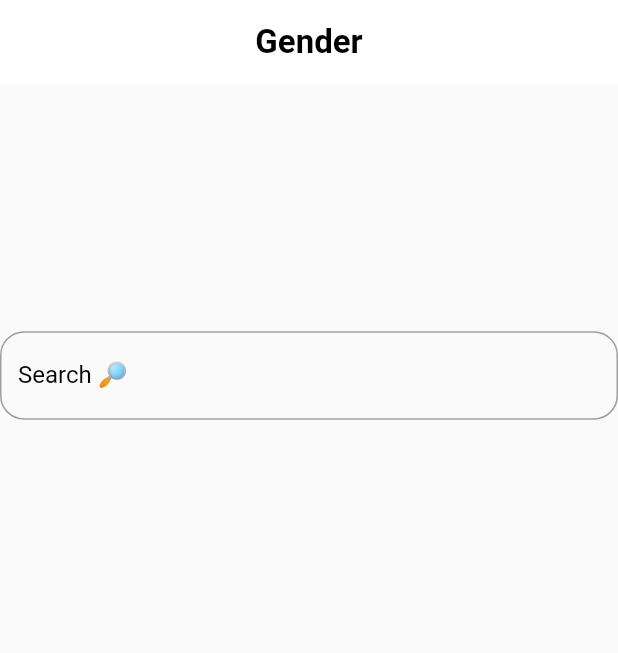
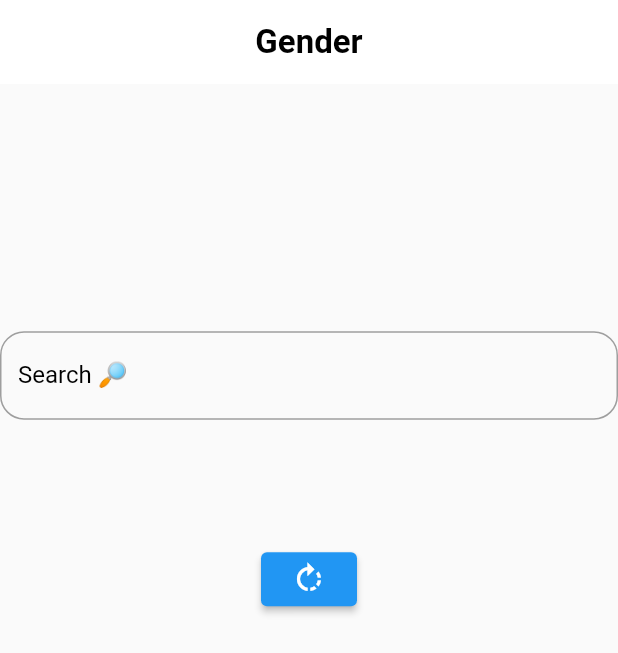
Before and after one commit to mostafaramadanhamed/genderize, a Flutter app: the screen it shows after launch, on a phone screen of 412 x 824 dp. Shown: the top 653 px of the screen. Run offline on Flutter 3.47's test engine with Material 2 defaults, Android fonts, the phone set to English and light mode, and no system bars; our stand-ins replace dio, flutter_bloc.

Commit message:
complete fun

```diff
--- a/lib/main.dart
+++ b/lib/main.dart
@@ -1,4 +1,6 @@
 import 'package:flutter/material.dart';
+import 'package:flutter_bloc/flutter_bloc.dart';
+import 'package:genderize/cubit/app_cubit.dart';
 import 'package:genderize/view/home_screen.dart';
 
 void main() {
@@ -11,9 +13,11 @@ class MyApp extends StatelessWidget {
   // This widget is the root of your application.
   @override
   Widget build(BuildContext context) {
-    return const MaterialApp(
+    return  MaterialApp(
       debugShowCheckedModeBanner: false,
-      home:HomeScreen(),
+      home:BlocProvider(
+          create: (context)=>AppCubit(),
+          child: HomeScreen()),
     );
   }
 }
--- a/lib/view/home_screen.dart
+++ b/lib/view/home_screen.dart
@@ -14,14 +14,20 @@ class HomeScreen extends StatefulWidget {
 
 class _HomeScreenState extends State<HomeScreen> {
   final GlobalKey<FormState> formKey =GlobalKey();
+  final TextEditingController controller=TextEditingController();
   // GenderModel  gender;
+  Map<String,dynamic>gender={};
   AutovalidateMode autovalidateMode=AutovalidateMode.disabled;
 bool isClick=false;
   @override
   Widget build(BuildContext context) {
-    return BlocProvider(
-      create: (context)=>AppCubit(),
-      child: Scaffold(
+    return BlocConsumer<AppCubit,AppStates>(
+      listener: (context,state){
+      if(state is AppSuccessState)
+        this.gender=state.gender;
+    },
+      builder: (context,state){
+        return Scaffold(
           appBar: buildAppBar(),
           body: SingleChildScrollView(
             child: Form(
@@ -33,11 +39,12 @@ bool isClick=false;
                     width: MediaQuery.of(context).size.width,
                   ),
                   CustomTextFiled(hint: 'Search 🔎',
+                    controller: controller,
                     onSubmit: (va){
                       // add function
                       if(formKey.currentState!.validate()){
                         formKey.currentState!.save();
-                        AppCubit().getData(name: va);
+                        BlocProvider.of<AppCubit>(context).getData(name: va);
                         isClick= !isClick;
                         setState((){});
                       }
@@ -49,41 +56,57 @@ bool isClick=false;
                   SizedBox(
                     height: MediaQuery.of(context).size.height/10,
                   ),
-            BlocBuilder<AppCubit,AppStates> (
-              builder: (context,state){
-                return isClick?        Container(
+
+                        //  print(gender['name']);
+                        isClick?  Container(
+                            alignment: Alignment.topLeft,
                             margin: const EdgeInsets.symmetric(horizontal: 16),
                             padding: const EdgeInsets.all( 24),
-                  height:MediaQuery.of(context).size.height/5 ,
+                            height:MediaQuery.of(context).size.height/4 ,
                             width: MediaQuery.of(context).size.width,
                             decoration: BoxDecoration(
                                 color: Colors.pink.shade200,
                                 borderRadius: BorderRadius.circular(16)
                             ),
                             child: Column(
-                    crossAxisAlignment: CrossAxisAlignment.center,
+                              crossAxisAlignment: CrossAxisAlignment.start,
                               children: [
-                      Text('Name:  gender.name'),
+                                Text('Name: ${gender['name']}',style: const TextStyle(
+                                    fontSize: 20,
+                                    fontWeight: FontWeight.w600
+                                ),),
                                 SizedBox(
-                        height: MediaQuery.of(context).size.height/20,
+                                  height: MediaQuery.of(context).size.height/40,
                                 ),
-                      Row(
-                        children:const [
-
-                          Expanded(child: Text('Gender: gender.Gender')),
-                          Expanded(child:  Text('Probability')),
-                        ],
+                                Text('Gender: ${gender['gender']}',style: const TextStyle(
+                                    fontSize: 20,
+                                    fontWeight: FontWeight.w600
+                                ),),
+                                SizedBox(
+                                  height: MediaQuery.of(context).size.height/30,
                                 ),
+                                Text('Probability: ${gender['probability']}',style: const TextStyle(
+                                  fontSize: 20,
+                                  fontWeight: FontWeight.w600,
+                                ),),
 
                               ],
                             ),
-                ):Container();
-              }
-            ),
+                          ):Container(),
+                  ElevatedButton(
+                      onPressed: (){
+                        controller.clear();
+                        isClick= !isClick;
+                        setState((){});
+                      },
+                      child: Icon(Icons.rotate_right))
+
                 ],
               ),
             ),),
-      ),
+        );
+      },
+
     );
   }
 
--- a/lib/view/widget/custom_text_field.dart
+++ b/lib/view/widget/custom_text_field.dart
@@ -3,17 +3,18 @@ import 'package:flutter/material.dart';
 class CustomTextFiled extends StatelessWidget {
   const CustomTextFiled({Key? key,
     this.onSubmit ,
-    required this.hint,
+    required this.hint, this.controller,
   }) : super(key: key) ;
 
   final String ?hint;
-
+final TextEditingController? controller;
   final Function(String) ? onSubmit;
 
   @override
   Widget build(BuildContext context) {
     return Center(
       child: TextFormField(
+        controller: controller,
         validator: (val){
           if(val?.isEmpty??true){
             return 'Field is required';
```
Lines whose indentation alone changed are shown as unchanged.
